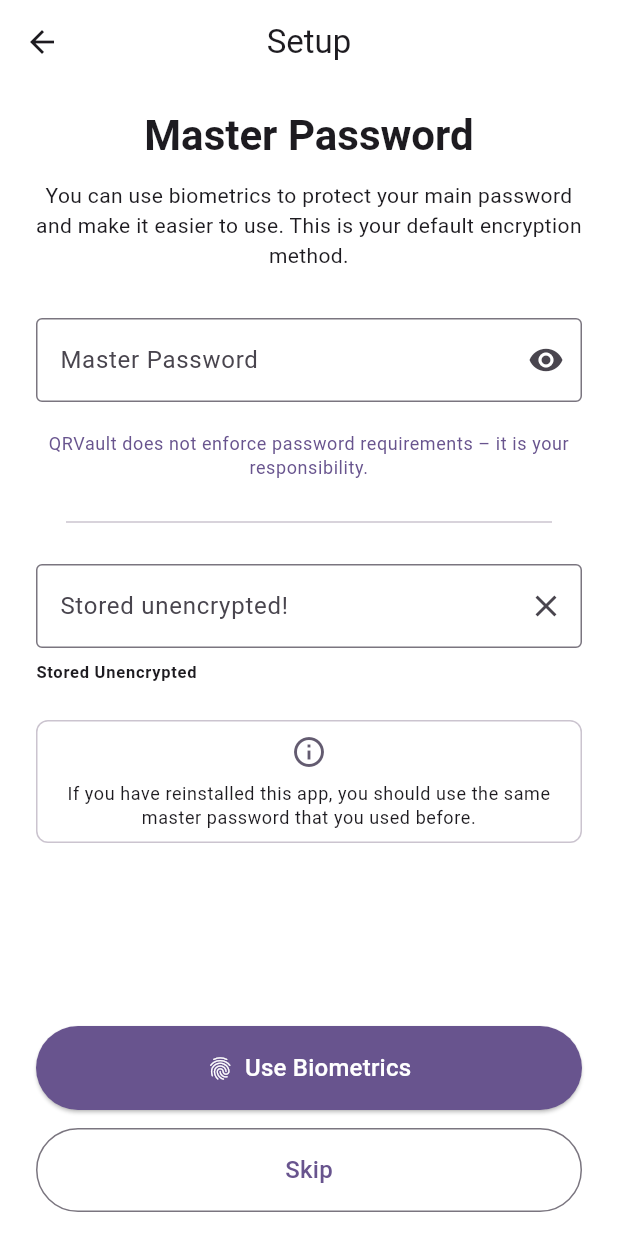
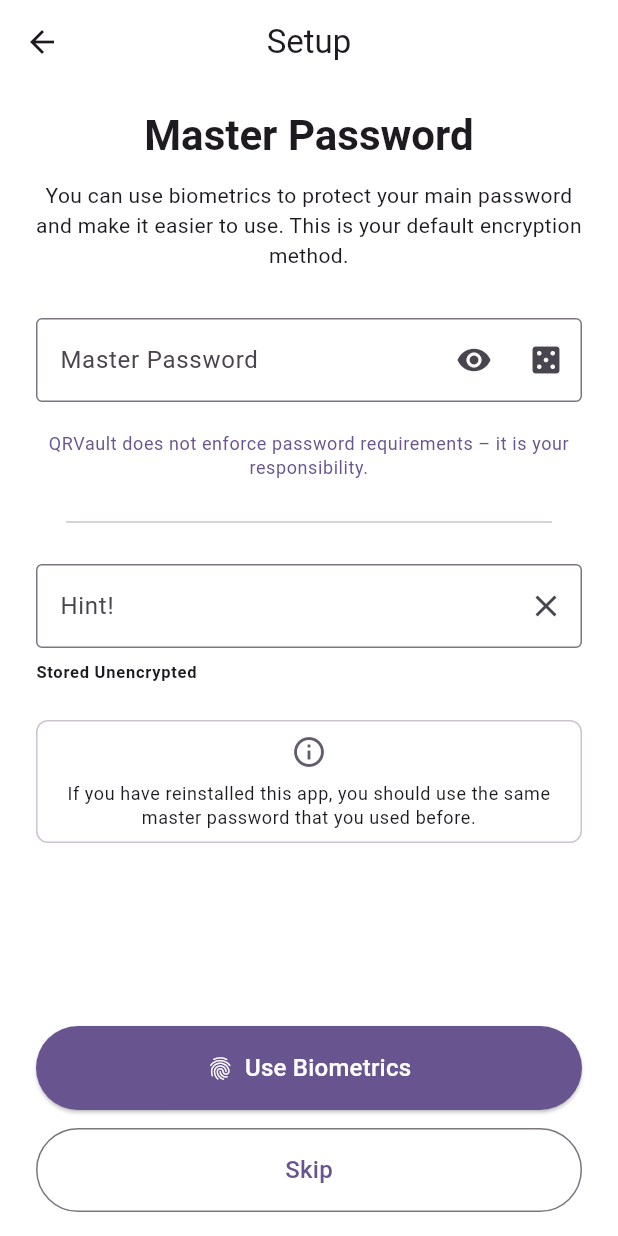
Before and after one commit to Mondei1/QRVault, a Flutter app: the MasterPasswordSetupView screen opened directly, on a phone screen of 412 x 824 dp. Run offline on Flutter 3.47's test engine with Material 3 defaults, Android fonts, the phone set to English and light mode, and no system bars; drawn by our look-alikes of dynamic_color; our stand-ins replace camera, shared_preferences; missing offline and left inert: totp; accounts and stored records are empty; generated files the repository leaves out were written again.

Commit message:
navigate to password_generate_screen.dart

```diff
--- a/lib/l10n/app_en.arb
+++ b/lib/l10n/app_en.arb
@@ -24,7 +24,7 @@
   "biometricsInfo": "You can use biometrics to protect your main password and make it easier to use. This is your default encryption method.",
   "biometricsSupport": "Your phone supports biometric authentication, which is great! You can use it to set a master password to speed up the creation and scanning process.",
   "passwordRequirements": "QRVault does not enforce password requirements – it is your responsibility.",
-  "passwordHint": "Stored unencrypted!",
+  "passwordHint": "Hint!",
   "storedUnencrypted": "Stored Unencrypted",
   "reinstallationInfo": "If you have reinstalled this app, you should use the same master password that you used before.",
   "useBiometrics": "Use Biometrics",
--- a/lib/screens/onboarding/steps/master_password_setup_view.dart
+++ b/lib/screens/onboarding/steps/master_password_setup_view.dart
@@ -1,5 +1,6 @@
 import 'package:flutter/material.dart';
 import 'package:flutter_gen/gen_l10n/app_localizations.dart';
+import 'package:qrvault/screens/main/password_generator_screen.dart';
 
 class MasterPasswordSetupView extends StatefulWidget {
   const MasterPasswordSetupView({super.key});
@@ -64,13 +65,32 @@ class _MasterPasswordSetupViewState extends State<MasterPasswordSetupView> {
                 decoration: InputDecoration(
                   labelText: AppLocalizations.of(context)!.masterpassword,
                   border: const OutlineInputBorder(),
-                  suffixIcon: IconButton(
+                  suffixIcon: Row(
+                    mainAxisSize: MainAxisSize.min,
+                    children: [
+                      IconButton(
                         icon: Icon(_isPasswordVisible ? Icons.visibility_off : Icons.visibility),
                         onPressed: () {
                           setState(() {
                             _isPasswordVisible = !_isPasswordVisible;
                           });
                         },
+                      ),
+                      IconButton(
+                        icon: const Icon(Icons.casino),
+                        onPressed: () async {
+                          final String? generatedPassword = await Navigator.push<String>(
+                          context,
+                          MaterialPageRoute(builder: (context) => const PasswordGeneratorScreen()),
+                          );
+                          if (generatedPassword != null && generatedPassword.isNotEmpty) {
+                          setState(() {
+                            _passwordController.text = generatedPassword;
+                          });
+                          }
+                        }
+                      ),
+                    ],
                   ),
                 ),
               ),
```
Also changed, not shown: lib/screens/main/create_qrcode.dart (+20 -14 lines), lib/screens/main/password_generator_screen.dart (+10 -4 lines), lib/screens/main/set_password.dart (+19 -7 lines). Lines whose indentation alone changed are shown as unchanged.
